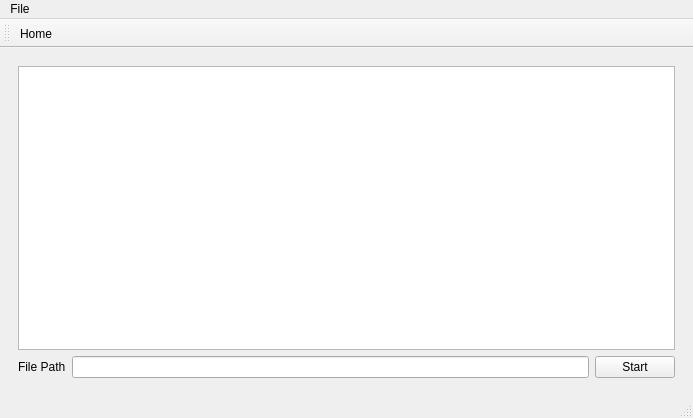
Old version of the form mainwindow.ui in the repository Tokyo-MQP-2024/IgniteCV.
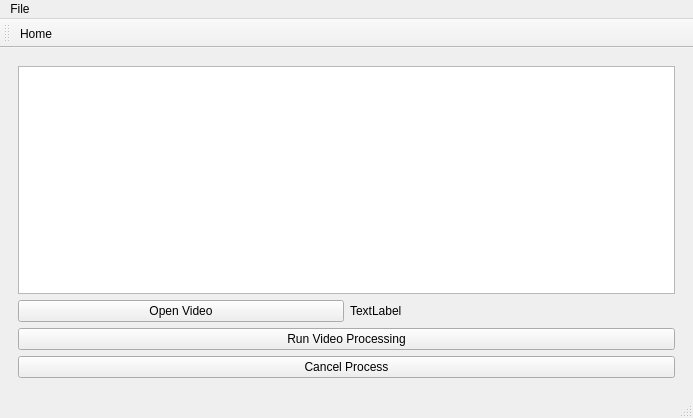
New version of the form. The open tabs and pages were chosen to show the change. Icons and pictures are not drawn.

The edit to the form file:
```diff
--- a/mainwindow.ui
+++ b/mainwindow.ui
@@ -263,38 +263,6 @@
         </item>
        </layout>
       </widget>
-      <widget class="QWidget" name="video_unused">
-       <layout class="QGridLayout" name="gridLayout_2">
-        <item row="0" column="0">
-         <layout class="QVBoxLayout" name="verticalLayout">
-          <item>
-           <widget class="QGraphicsView" name="graphicsView"/>
-          </item>
-          <item>
-           <layout class="QHBoxLayout" name="horizontalLayout">
-            <item>
-             <widget class="QLabel" name="label">
-              <property name="text">
-               <string>File Path</string>
-              </property>
-             </widget>
-            </item>
-            <item>
-             <widget class="QLineEdit" name="lineEdit"/>
-            </item>
-            <item>
-             <widget class="QPushButton" name="pushButton">
-              <property name="text">
-               <string>Start</string>
-              </property>
-             </widget>
-            </item>
-           </layout>
-          </item>
-         </layout>
-        </item>
-       </layout>
-      </widget>
       <widget class="QWidget" name="FlameToolPage">
        <layout class="QGridLayout" name="gridLayout_7">
         <item row="2" column="1">
```
Left out of the diff: 72 changed lines with no effect on the pictures.
